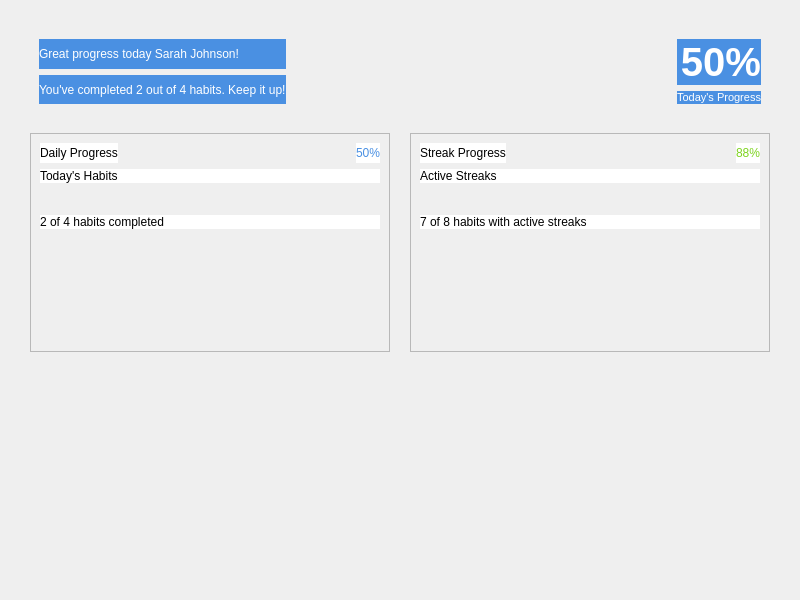
First picture: the form in infraestructure/ui/pages/dashboard/dashboard_view.ui, repository judajaavAlt/PI2, before the edit.
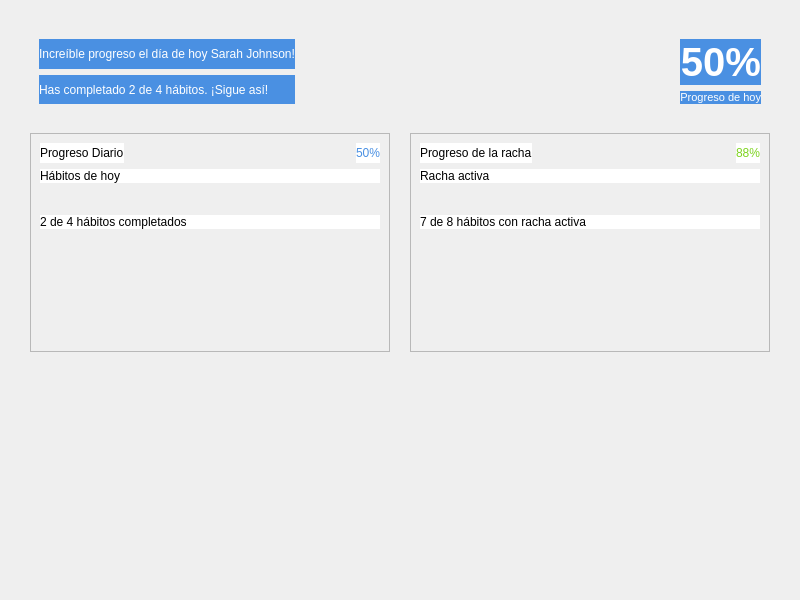
Second picture: the form after the edit.

Commit message: Cambio en el idioma

Diff of the .ui file:
```diff
--- a/infraestructure/ui/pages/dashboard/dashboard_view.ui
+++ b/infraestructure/ui/pages/dashboard/dashboard_view.ui
@@ -132,7 +132,7 @@
 background-color: #4A90E2;  /* Fondo azul #4A90E2 */</string>
           </property>
           <property name="text">
-           <string>Great progress today Sarah Johnson!</string>
+           <string>Increíble progreso el día de hoy Sarah Johnson!</string>
           </property>
          </widget>
         </item>
@@ -143,7 +143,7 @@
 background-color: #4A90E2;  /* Fondo azul #4A90E2 */</string>
           </property>
           <property name="text">
-           <string>You've completed 2 out of 4 habits. Keep it up!</string>
+           <string>Has completado 2 de 4 hábitos. ¡Sigue así!</string>
           </property>
          </widget>
         </item>
@@ -191,7 +191,7 @@
 background-color: #4A90E2;  /* Fondo azul #4A90E2 */</string>
           </property>
           <property name="text">
-           <string>Today's Progress</string>
+           <string>Progreso de hoy</string>
           </property>
           <property name="alignment">
            <set>Qt::AlignmentFlag::AlignRight|Qt::AlignmentFlag::AlignTrailing|Qt::AlignmentFlag::AlignVCenter</set>
@@ -225,7 +225,7 @@
              <string notr="true">background-color: white</string>
             </property>
             <property name="text">
-             <string>Daily Progress</string>
+             <string>Progreso Diario</string>
             </property>
            </widget>
           </item>
@@ -262,7 +262,7 @@
 background-color: white</string>
           </property>
           <property name="text">
-           <string>Today's Habits</string>
+           <string>Hábitos de hoy</string>
           </property>
          </widget>
         </item>
@@ -340,7 +340,7 @@
            <string notr="true">background-color: white</string>
           </property>
           <property name="text">
-           <string>2 of 4 habits completed</string>
+           <string>2 de 4 hábitos completados</string>
           </property>
          </widget>
         </item>
@@ -377,7 +377,7 @@
              <string notr="true">background-color: white</string>
             </property>
             <property name="text">
-             <string>Streak Progress</string>
+             <string>Progreso de la racha</string>
             </property>
            </widget>
           </item>
@@ -413,7 +413,7 @@
            <string notr="true">background-color: white</string>
           </property>
           <property name="text">
-           <string>Active Streaks</string>
+           <string>Racha activa</string>
           </property>
          </widget>
         </item>
@@ -491,7 +491,7 @@
            <string notr="true">background-color: white</string>
           </property>
           <property name="text">
-           <string>7 of 8 habits with active streaks</string>
+           <string>7 de 8 hábitos con racha activa</string>
           </property>
          </widget>
         </item>
```
Left out of the diff: 4 changed lines with no effect on the pictures.
